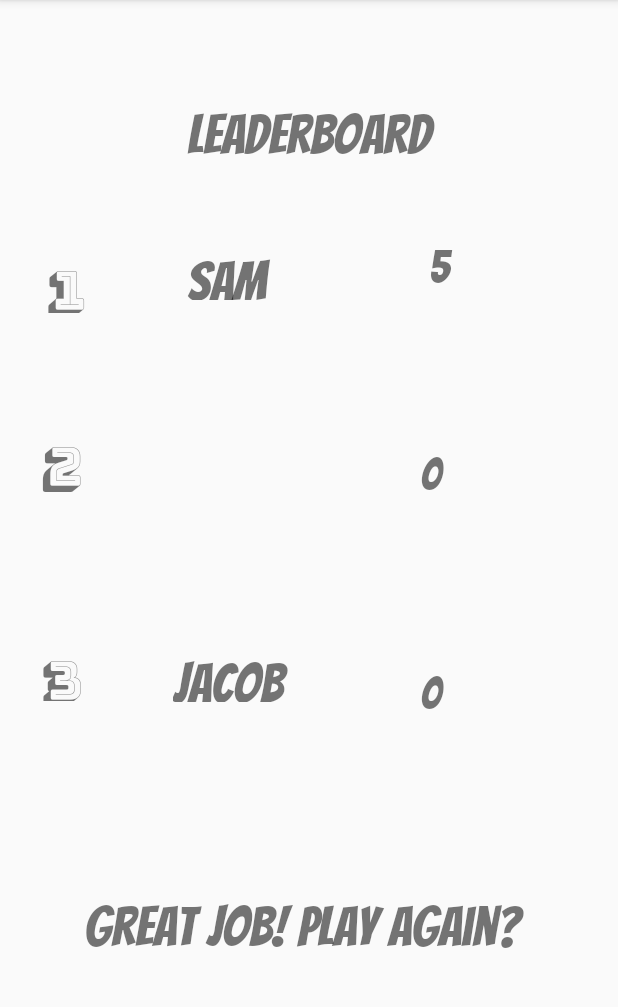
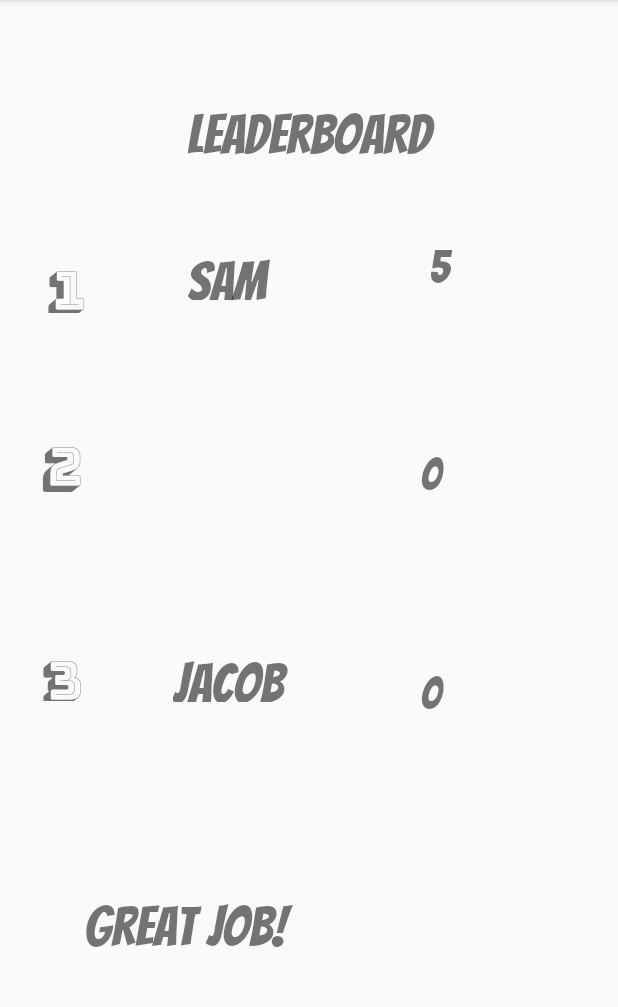
Before and after one commit to CraigP17/GameBoi-CSC207, an Android app: the Leaderboard screen opened directly, with no data from a screen before it, on a phone screen of 412 x 824 dp, the part 84-1091 px from its top. Run offline under Robolectric (Android 15) with nearby library versions, the phone set to English and light mode, and no system bars.

Commit message:
fixed display for main rock paper scissors screen, need to push strings xml for updated text

```diff
--- a/phase1/app/src/main/res/values/strings.xml
+++ b/phase1/app/src/main/res/values/strings.xml
@@ -77,6 +77,5 @@
     <string name="highscores">Highscores</string>
     <string name="pandaBTN">Panda</string>
     <string name="gameboiSign">GAMEBOI</string>
-    <string name="leaderboard_text">Great Job! Play Again?</string>
-    <string name="pandaBTN">Panda</string>
+    <string name="leaderboard_text">Great Job!</string>
 </resources>
```
Also changed, not shown: phase1/app/src/main/java/com/example/gameboi/FlashLoss.java (+6 -6 lines), phase1/app/src/main/java/com/example/gameboi/RockPaperScissors.java (+0 -10 lines).
